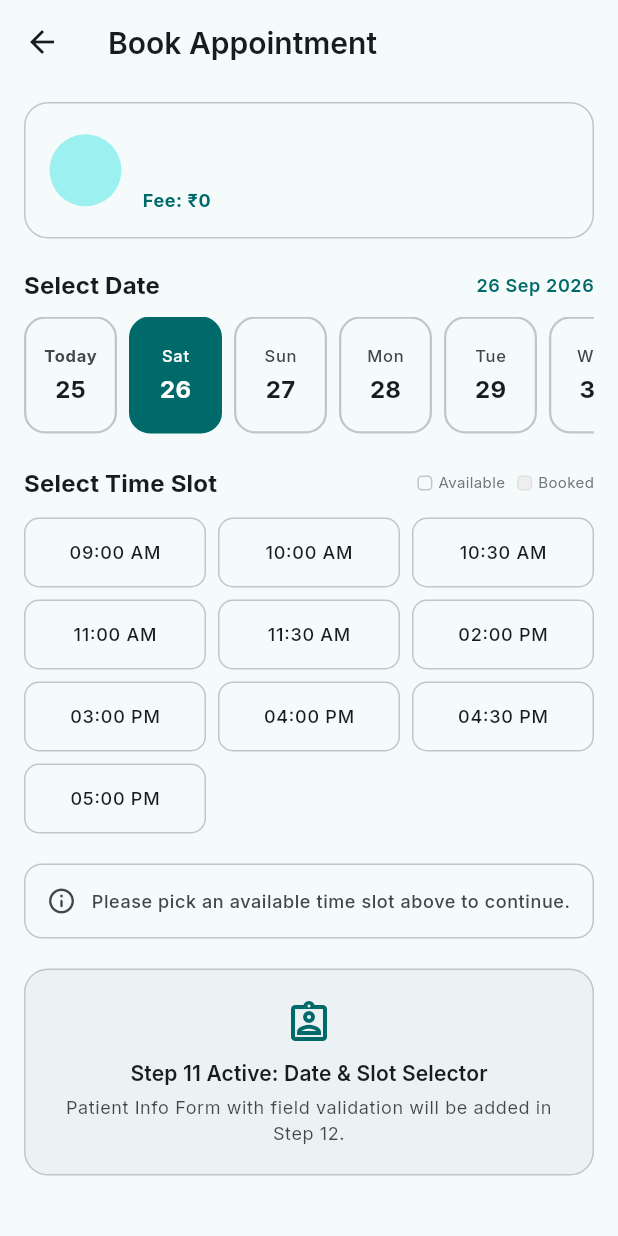
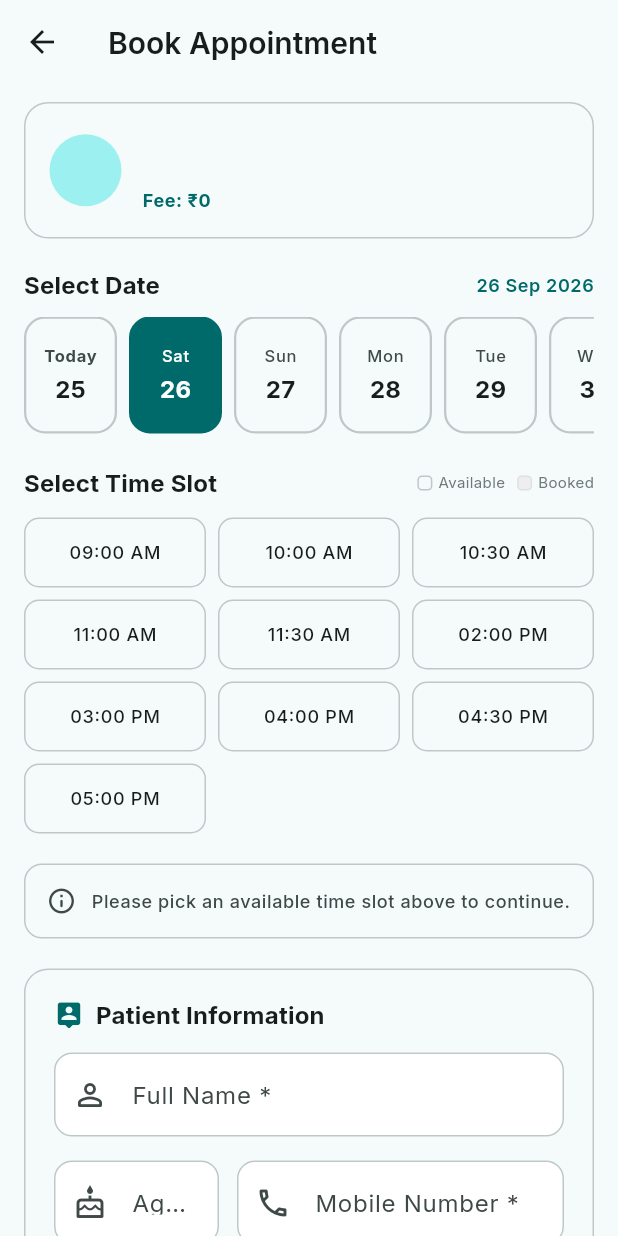
Before and after one commit to VoidVedh/CollegeCrossPlatform_HospitalConnect, a Flutter app: the BookingScreen screen opened directly with empty values, on a phone screen of 412 x 824 dp. Run offline on Flutter 3.47's test engine with Material 3 defaults, Android fonts, the phone set to English and light mode, and no system bars; our stand-ins replace google_fonts.

Commit message:
feat(appointment): build Patient Booking Form with field validation

```diff
--- a/lib/screens/appointments/booking_screen.dart
+++ b/lib/screens/appointments/booking_screen.dart
@@ -26,6 +26,23 @@ class _BookingScreenState extends State<BookingScreen> {
     final now = DateTime.now();
     // Default to tomorrow or next available slot date
     _selectedDate = DateTime(now.year, now.month, now.day).add(const Duration(days: 1));
+  }
+
+  void _handleBookingSubmit({
+    required String patientName,
+    required int patientAge,
+    required String patientPhone,
+    required String symptomsNote,
+  }) {
+    ScaffoldMessenger.of(context).showSnackBar(
+      SnackBar(
+        content: Text(
+          'Booking details validated for $patientName. Ready for confirmation.',
+        ),
+        backgroundColor: AppColors.primary,
+        behavior: SnackBarBehavior.floating,
+      ),
+    );
   }
 
   @override
@@ -174,42 +191,23 @@ class _BookingScreenState extends State<BookingScreen> {
             ),
             const SizedBox(height: 20),
 
-            // 4. Placeholder for Step 12 Form
+            // 4. Patient Information Form
             Card(
               elevation: 0,
-              color: colorScheme.surfaceContainerHighest.withValues(alpha: 0.35),
+              color: colorScheme.surface,
               shape: RoundedRectangleBorder(
                 borderRadius: BorderRadius.circular(16),
                 side: BorderSide(color: colorScheme.outlineVariant),
               ),
               child: Padding(
                 padding: const EdgeInsets.all(20),
-                child: Column(
-                  children: [
-                    Icon(
-                      Icons.assignment_ind_outlined,
-                      size: 32,
-                      color: colorScheme.primary,
-                    ),
-                    const SizedBox(height: 8),
-                    Text(
-                      'Step 11 Active: Date & Slot Selector',
-                      style: theme.textTheme.titleSmall?.copyWith(
-                        fontWeight: FontWeight.w600,
-                      ),
-                    ),
-                    const SizedBox(height: 4),
-                    Text(
-                      'Patient Info Form with field validation will be added in Step 12.',
-                      textAlign: TextAlign.center,
-                      style: theme.textTheme.bodySmall?.copyWith(
-                        color: theme.textTheme.bodySmall?.color?.withValues(alpha: 0.8),
-                      ),
-                    ),
-                  ],
+                child: PatientBookingForm(
+                  isSlotSelected: _selectedSlot != null,
+                  onSubmit: _handleBookingSubmit,
                 ),
               ),
             ),
+            const SizedBox(height: 32),
           ],
         ),
       ),
--- /dev/null
+++ b/lib/widgets/patient_booking_form.dart
@@ -0,0 +1,229 @@
+import 'package:flutter/material.dart';
+import 'package:flutter/services.dart';
+import '../core/theme/app_colors.dart';
+import '../core/utils/validators.dart';
+
+/// Callback signature when valid patient booking details are submitted.
+typedef PatientBookingCallback = void Function({
+  required String patientName,
+  required int patientAge,
+  required String patientPhone,
+  required String symptomsNote,
+});
+
+/// A validated Material 3 patient information form for appointment bookings.
+class PatientBookingForm extends StatefulWidget {
+  final bool isSlotSelected;
+  final PatientBookingCallback onSubmit;
+  final VoidCallback? onSlotNeeded;
+  final String? initialName;
+  final String? initialAge;
+  final String? initialPhone;
+  final String? initialSymptoms;
+
+  const PatientBookingForm({
+    super.key,
+    required this.isSlotSelected,
+    required this.onSubmit,
+    this.onSlotNeeded,
+    this.initialName,
+    this.initialAge,
+    this.initialPhone,
+    this.initialSymptoms,
+  });
+
+  @override
+  State<PatientBookingForm> createState() => _PatientBookingFormState();
+}
+
+class _PatientBookingFormState extends State<PatientBookingForm> {
+  final _formKey = GlobalKey<FormState>();
+
+  late final TextEditingController _nameController;
+  late final TextEditingController _ageController;
+  late final TextEditingController _phoneController;
+  late final TextEditingController _symptomsController;
+
+  @override
+  void initState() {
+    super.initState();
+    _nameController = TextEditingController(text: widget.initialName ?? '');
+    _ageController = TextEditingController(text: widget.initialAge ?? '');
+    _phoneController = TextEditingController(text: widget.initialPhone ?? '');
+    _symptomsController =
+        TextEditingController(text: widget.initialSymptoms ?? '');
+  }
+
+  @override
+  void dispose() {
+    _nameController.dispose();
+    _ageController.dispose();
+    _phoneController.dispose();
+    _symptomsController.dispose();
+    super.dispose();
+  }
+
+  void _handleSubmit() {
+    if (!widget.isSlotSelected) {
+      widget.onSlotNeeded?.call();
+      ScaffoldMessenger.of(context).showSnackBar(
+        const SnackBar(
+          content: Row(
+            children: [
+              Icon(Icons.schedule_rounded, color: Colors.white, size: 20),
+              SizedBox(width: 10),
+              Expanded(
+                child: Text('Please select an appointment time slot above.'),
+              ),
+            ],
+          ),
+          backgroundColor: AppColors.error,
+          behavior: SnackBarBehavior.floating,
+        ),
+      );
+      return;
+    }
+
+    if (_formKey.currentState?.validate() ?? false) {
+      widget.onSubmit(
+        patientName: _nameController.text.trim(),
+        patientAge: int.parse(_ageController.text.trim()),
+        patientPhone: _phoneController.text.trim(),
+        symptomsNote: _symptomsController.text.trim(),
+      );
+    }
+  }
+
+  @override
+  Widget build(BuildContext context) {
+    final theme = Theme.of(context);
+    final colorScheme = theme.colorScheme;
+
+    return Form(
+      key: _formKey,
+      autovalidateMode: AutovalidateMode.onUserInteraction,
+      child: Column(
+        crossAxisAlignment: CrossAxisAlignment.start,
+        children: [
+          Row(
+            children: [
+              Icon(
+                Icons.person_pin_rounded,
+                size: 20,
+                color: colorScheme.primary,
+              ),
+              const SizedBox(width: 8),
+              Text(
+                'Patient Information',
+                style: theme.textTheme.titleMedium?.copyWith(
+                  fontWeight: FontWeight.w700,
+                ),
+              ),
+            ],
+          ),
+          const SizedBox(height: 14),
+
+          // 1. Full Name
+          TextFormField(
+            key: const Key('patient_name_field'),
+            controller: _nameController,
+            textCapitalization: TextCapitalization.words,
+            keyboardType: TextInputType.name,
+            validator: AppValidators.validateName,
+            decoration: const InputDecoration(
+              labelText: 'Full Name *',
+              hintText: 'e.g. Ramesh Kumar',
+              prefixIcon: Icon(Icons.person_outline_rounded),
+            ),
+          ),
+          const SizedBox(height: 16),
+
+          // 2. Age and Phone row
+          Row(
+            crossAxisAlignment: CrossAxisAlignment.start,
+            children: [
+              // Age Field
+              SizedBox(
+                width: 110,
+                child: TextFormField(
+                  key: const Key('patient_age_field'),
+                  controller: _ageController,
+                  keyboardType: TextInputType.number,
+                  inputFormatters: [
+                    FilteringTextInputFormatter.digitsOnly,
+                    LengthLimitingTextInputFormatter(3),
+                  ],
+                  validator: AppValidators.validateAge,
+                  decoration: const InputDecoration(
+                    labelText: 'Age *',
+                    hintText: '28',
+                    prefixIcon: Icon(Icons.cake_outlined),
+                  ),
+                ),
+              ),
+              const SizedBox(width: 12),
+              // Phone Field
+              Expanded(
+                child: TextFormField(
+                  key: const Key('patient_phone_field'),
+                  controller: _phoneController,
+                  keyboardType: TextInputType.phone,
+                  inputFormatters: [
+                    FilteringTextInputFormatter.digitsOnly,
+                    LengthLimitingTextInputFormatter(10),
+                  ],
+                  validator: AppValidators.validatePhone,
+                  decoration: const InputDecoration(
+                    labelText: 'Mobile Number *',
+                    hintText: '9876543210',
+                    prefixIcon: Icon(Icons.phone_outlined),
+                    prefixText: '+91 ',
+                  ),
+                ),
+              ),
+            ],
+          ),
+          const SizedBox(height: 16),
+
+          // 3. Symptoms / Reason for Consultation
+          TextFormField(
+            key: const Key('patient_symptoms_field'),
+            controller: _symptomsController,
+            keyboardType: TextInputType.multiline,
+            maxLines: 3,
+            minLines: 2,
+            validator: AppValidators.validateSymptoms,
+            decoration: const InputDecoration(
+              labelText: 'Symptoms / Reason for Visit *',
+              hintText: 'Describe your symptoms, duration or primary concern...',
+              prefixIcon: Padding(
+                padding: EdgeInsets.only(bottom: 30),
+                child: Icon(Icons.notes_rounded),
+              ),
+              alignLabelWithHint: true,
+            ),
+          ),
+          const SizedBox(height: 24),
+
+          // 4. Submit Button
+          SizedBox(
+            width: double.infinity,
+            height: 52,
+            child: FilledButton.icon(
+              key: const Key('proceed_booking_button'),
+              onPressed: _handleSubmit,
+              icon: const Icon(Icons.check_circle_outline_rounded),
+              label: const Text(
+                'Review & Confirm Booking',
+                style: TextStyle(
+                  fontSize: 16,
+                  fontWeight: FontWeight.w700,
+                ),
+              ),
+            ),
+          ),
+        ],
+      ),
+    );
+  }
+}
--- a/lib/widgets/widgets.dart
+++ b/lib/widgets/widgets.dart
@@ -1,5 +1,6 @@
 // Barrel export for shared reusable widgets.
 export 'doctor_card.dart';
+export 'patient_booking_form.dart';
 export 'quick_action_card.dart';
 export 'slot_selector.dart';
 export 'specialty_chip.dart';
```
Also changed, not shown: 2 other files.
